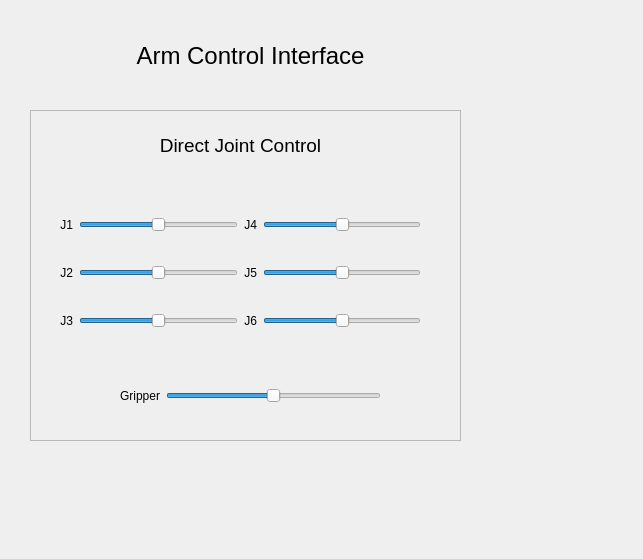
This is libs/rqt_armcontrol/resource/rqt_jointcontrol.ui in ORTHOPUS-EXPLORER/explorer_stack as Qt 5 draws it before an edit. The edited form follows.
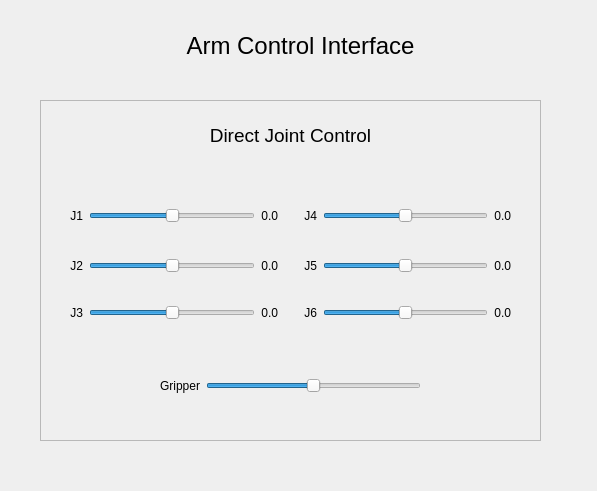
This is the edited form.

Commit message: (feat): show joint position in GUI

The edit to the form file:
```diff
--- a/libs/rqt_armcontrol/resource/rqt_jointcontrol.ui
+++ b/libs/rqt_armcontrol/resource/rqt_jointcontrol.ui
@@ -6,8 +6,8 @@
    <rect>
     <x>0</x>
     <y>0</y>
-    <width>643</width>
-    <height>559</height>
+    <width>597</width>
+    <height>491</height>
    </rect>
   </property>
   <property name="windowTitle">
@@ -16,8 +16,8 @@
   <widget class="QLabel" name="label_12">
    <property name="geometry">
     <rect>
-     <x>120</x>
-     <y>40</y>
+     <x>170</x>
+     <y>30</y>
      <width>261</width>
      <height>31</height>
     </rect>
@@ -39,10 +39,10 @@
   <widget class="QFrame" name="frame">
    <property name="geometry">
     <rect>
-     <x>30</x>
-     <y>110</y>
-     <width>431</width>
-     <height>331</height>
+     <x>40</x>
+     <y>100</y>
+     <width>501</width>
+     <height>341</height>
     </rect>
    </property>
    <property name="autoFillBackground">
@@ -59,13 +59,29 @@
      <rect>
       <x>30</x>
       <y>80</y>
-      <width>361</width>
+      <width>441</width>
       <height>167</height>
      </rect>
     </property>
     <layout class="QGridLayout" name="gridLayout">
-     <item row="1" column="4">
-      <widget class="QSlider" name="J5">
+     <item row="0" column="1">
+      <widget class="QSlider" name="J1">
+       <property name="minimum">
+        <number>-500</number>
+       </property>
+       <property name="maximum">
+        <number>500</number>
+       </property>
+       <property name="sliderPosition">
+        <number>0</number>
+       </property>
+       <property name="orientation">
+        <enum>Qt::Horizontal</enum>
+       </property>
+      </widget>
+     </item>
+     <item row="0" column="6">
+      <widget class="QSlider" name="J4">
        <property name="minimum">
         <number>-500</number>
        </property>
@@ -81,6 +97,46 @@
       </widget>
      </item>
      <item row="1" column="2">
+      <widget class="QLabel" name="J2_pos">
+       <property name="text">
+        <string>0.0</string>
+       </property>
+       <property name="alignment">
+        <set>Qt::AlignRight|Qt::AlignTrailing|Qt::AlignVCenter</set>
+       </property>
+      </widget>
+     </item>
+     <item row="3" column="4">
+      <widget class="QLabel" name="label_6">
+       <property name="text">
+        <string>J6</string>
+       </property>
+       <property name="alignment">
+        <set>Qt::AlignRight|Qt::AlignTrailing|Qt::AlignVCenter</set>
+       </property>
+      </widget>
+     </item>
+     <item row="1" column="7">
+      <widget class="QLabel" name="J5_pos">
+       <property name="text">
+        <string>0.0</string>
+       </property>
+       <property name="alignment">
+        <set>Qt::AlignRight|Qt::AlignTrailing|Qt::AlignVCenter</set>
+       </property>
+      </widget>
+     </item>
+     <item row="3" column="2">
+      <widget class="QLabel" name="J3_pos">
+       <property name="text">
+        <string>0.0</string>
+       </property>
+       <property name="alignment">
+        <set>Qt::AlignRight|Qt::AlignTrailing|Qt::AlignVCenter</set>
+       </property>
+      </widget>
+     </item>
+     <item row="1" column="4">
       <widget class="QLabel" name="label_9">
        <property name="text">
         <string>J5</string>
@@ -90,28 +146,34 @@
        </property>
       </widget>
      </item>
-     <item row="0" column="0">
-      <widget class="QLabel" name="label">
-       <property name="text">
-        <string>J1</string>
+     <item row="1" column="6">
+      <widget class="QSlider" name="J5">
+       <property name="minimum">
+        <number>-500</number>
        </property>
-       <property name="alignment">
-        <set>Qt::AlignRight|Qt::AlignTrailing|Qt::AlignVCenter</set>
+       <property name="maximum">
+        <number>500</number>
+       </property>
+       <property name="sliderPosition">
+        <number>0</number>
+       </property>
+       <property name="orientation">
+        <enum>Qt::Horizontal</enum>
        </property>
       </widget>
      </item>
      <item row="0" column="2">
-      <widget class="QLabel" name="label_8">
+      <widget class="QLabel" name="J1_pos">
        <property name="text">
-        <string>J4</string>
+        <string>0.0</string>
        </property>
        <property name="alignment">
         <set>Qt::AlignRight|Qt::AlignTrailing|Qt::AlignVCenter</set>
        </property>
       </widget>
      </item>
-     <item row="1" column="1">
-      <widget class="QSlider" name="J2">
+     <item row="3" column="1">
+      <widget class="QSlider" name="J3">
        <property name="minimum">
         <number>-500</number>
        </property>
@@ -126,10 +188,10 @@
        </property>
       </widget>
      </item>
-     <item row="1" column="0">
-      <widget class="QLabel" name="label_10">
+     <item row="3" column="7">
+      <widget class="QLabel" name="J6_pos">
        <property name="text">
-        <string>J2</string>
+        <string>0.0</string>
        </property>
        <property name="alignment">
         <set>Qt::AlignRight|Qt::AlignTrailing|Qt::AlignVCenter</set>
@@ -146,65 +208,7 @@
        </property>
       </widget>
      </item>
-     <item row="3" column="1">
-      <widget class="QSlider" name="J3">
-       <property name="minimum">
-        <number>-500</number>
-       </property>
-       <property name="maximum">
-        <number>500</number>
-       </property>
-       <property name="sliderPosition">
-        <number>0</number>
-       </property>
-       <property name="orientation">
-        <enum>Qt::Horizontal</enum>
-       </property>
-      </widget>
-     </item>
-     <item row="0" column="1">
-      <widget class="QSlider" name="J1">
-       <property name="minimum">
-        <number>-500</number>
-       </property>
-       <property name="maximum">
-        <number>500</number>
-       </property>
-       <property name="sliderPosition">
-        <number>0</number>
-       </property>
-       <property name="orientation">
-        <enum>Qt::Horizontal</enum>
-       </property>
-      </widget>
-     </item>
-     <item row="0" column="4">
-      <widget class="QSlider" name="J4">
-       <property name="minimum">
-        <number>-500</number>
-       </property>
-       <property name="maximum">
-        <number>500</number>
-       </property>
-       <property name="sliderPosition">
-        <number>0</number>
-       </property>
-       <property name="orientation">
-        <enum>Qt::Horizontal</enum>
-       </property>
-      </widget>
-     </item>
-     <item row="3" column="2">
-      <widget class="QLabel" name="label_6">
-       <property name="text">
-        <string>J6</string>
-       </property>
-       <property name="alignment">
-        <set>Qt::AlignRight|Qt::AlignTrailing|Qt::AlignVCenter</set>
-       </property>
-      </widget>
-     </item>
-     <item row="3" column="4">
+     <item row="3" column="6">
       <widget class="QSlider" name="J6">
        <property name="minimum">
         <number>-500</number>
@@ -220,12 +224,84 @@
        </property>
       </widget>
      </item>
+     <item row="1" column="0">
+      <widget class="QLabel" name="label_10">
+       <property name="text">
+        <string>J2</string>
+       </property>
+       <property name="alignment">
+        <set>Qt::AlignRight|Qt::AlignTrailing|Qt::AlignVCenter</set>
+       </property>
+      </widget>
+     </item>
+     <item row="0" column="7">
+      <widget class="QLabel" name="J4_pos">
+       <property name="text">
+        <string>0.0</string>
+       </property>
+       <property name="alignment">
+        <set>Qt::AlignRight|Qt::AlignTrailing|Qt::AlignVCenter</set>
+       </property>
+      </widget>
+     </item>
+     <item row="0" column="4">
+      <widget class="QLabel" name="label_8">
+       <property name="text">
+        <string>J4</string>
+       </property>
+       <property name="alignment">
+        <set>Qt::AlignRight|Qt::AlignTrailing|Qt::AlignVCenter</set>
+       </property>
+      </widget>
+     </item>
+     <item row="1" column="1">
+      <widget class="QSlider" name="J2">
+       <property name="minimum">
+        <number>-500</number>
+       </property>
+       <property name="maximum">
+        <number>500</number>
+       </property>
+       <property name="sliderPosition">
+        <number>0</number>
+       </property>
+       <property name="orientation">
+        <enum>Qt::Horizontal</enum>
+       </property>
+      </widget>
+     </item>
+     <item row="0" column="0">
+      <widget class="QLabel" name="label">
+       <property name="text">
+        <string>J1</string>
+       </property>
+       <property name="alignment">
+        <set>Qt::AlignRight|Qt::AlignTrailing|Qt::AlignVCenter</set>
+       </property>
+      </widget>
+     </item>
+     <item row="0" column="3">
+      <spacer name="horizontalSpacer">
+       <property name="orientation">
+        <enum>Qt::Horizontal</enum>
+       </property>
+       <property name="sizeType">
+        <enum>QSizePolicy::Fixed</enum>
+       </property>
+       <property name="sizeHint" stdset="0">
+        <size>
+         <width>20</width>
+         <height>20</height>
+        </size>
+       </property>
+      </spacer>
+     </item>
     </layout>
    </widget>
    <widget class="QLabel" name="label_14">
     <property name="geometry">
      <rect>
-      <x>80</x>
+      <x>120</x>
       <y>20</y>
       <width>261</width>
       <height>31</height>
@@ -248,7 +324,7 @@
    <widget class="QWidget" name="horizontalLayoutWidget">
     <property name="geometry">
      <rect>
-      <x>90</x>
+      <x>120</x>
       <y>270</y>
       <width>261</width>
       <height>31</height>
```
The commit also changes 3 other files.
